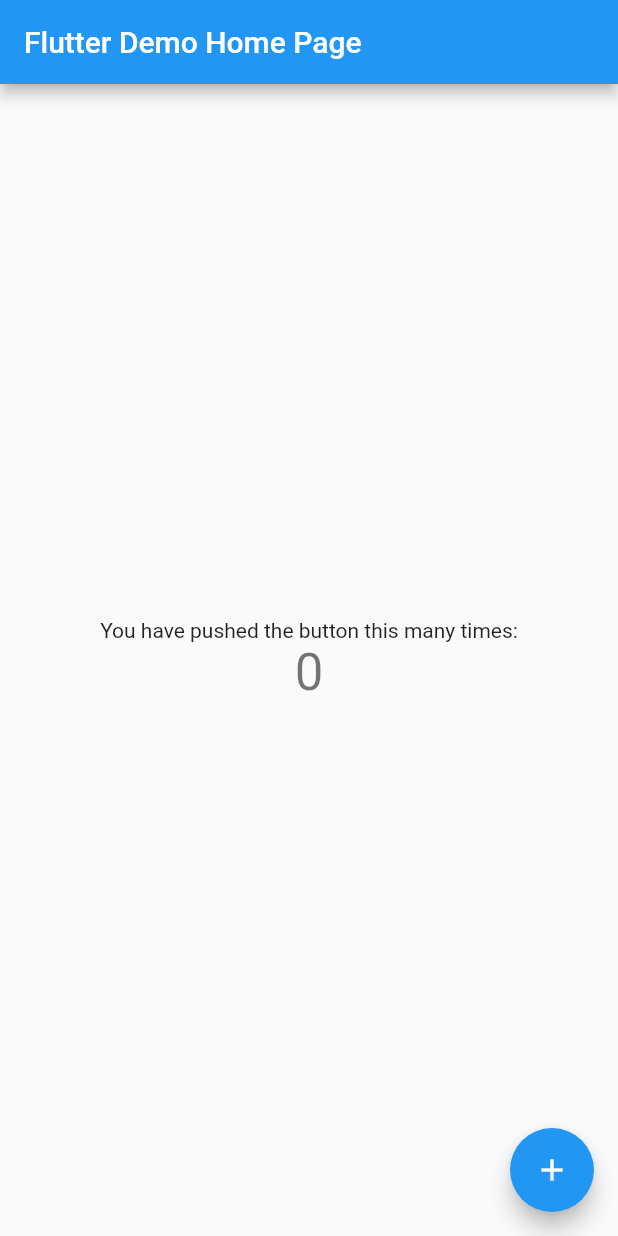
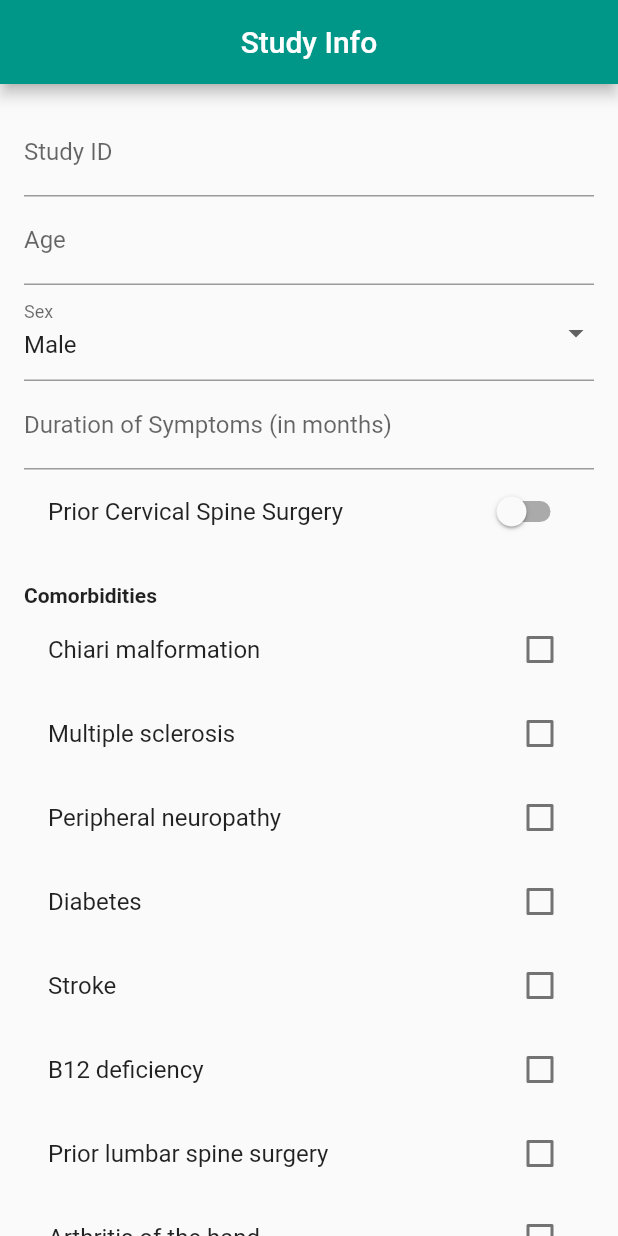
Before and after one commit to pranav243/MCW_App, a Flutter app: the screen it shows after launch, on a phone screen of 412 x 824 dp. Run offline on Flutter 3.47's test engine with Material 2 defaults, Android fonts, the phone set to English and light mode, and no system bars.

Commit message:
InfoPage

```diff
--- /dev/null
+++ b/lib/info.dart
@@ -0,0 +1,515 @@
+import 'package:flutter/material.dart';
+import 'package:path_provider/path_provider.dart';
+import 'package:pdf/widgets.dart' as pw;
+import 'dart:io';
+
+class InfoPage extends StatefulWidget {
+  const InfoPage({super.key});
+
+  @override
+  State<InfoPage> createState() => _InfoPageState();
+}
+
+class _InfoPageState extends State<InfoPage> {
+  final _formKey = GlobalKey<FormState>();
+
+  // Form Fields
+  String studyID = '';
+  int age = 0;
+  String sex = 'Male';
+  int durationOfSymptoms = 0;
+  bool priorSurgery = false;
+  String dateOfSurgery = '';
+
+  // Comorbidities
+  Map<String, bool> comorbidities = {
+    'Chiari malformation': false,
+    'Multiple sclerosis': false,
+    'Peripheral neuropathy': false,
+    'Diabetes': false,
+    'Stroke': false,
+    'B12 deficiency': false,
+    'Prior lumbar spine surgery': false,
+    'Arthritis of the hand': false,
+    'Prior hand surgery': false,
+    'Other neurological condition': false,
+  };
+  String otherNeurologicalCondition = '';
+
+  // History
+  Map<String, bool> history = {
+    'Gait instability and/or falls': false,
+    'Clumsiness': false,
+    'Neck pain': false,
+    'Numbness in fingers and/or toes': false,
+    'Weakness in arms and/or legs': false,
+    'Urinary urgency/frequency': false,
+  };
+
+  // Physical Exam
+  Map<String, bool> physicalExam = {
+    'Increased tone in upper or lower limbs': false,
+    'Muscular weakness': false,
+    'Decreased sensation to light touch or vibration in upper or lower limbs':
+        false,
+    'Hyperreflexia in upper limbs (biceps, brachioradialis or triceps)': false,
+    'Hyperreflexia in lower limbs (patellar or ankle)': false,
+    'Pathological reflexes (Hoffman’s sign, inverted supinator sign, positive Babinski reflex)':
+        false,
+    'Ankle clonus': false,
+    'Inability to tandem walk': false,
+    'Positive Romberg sign': false,
+  };
+
+  // MRI Features
+  String mriDate = '';
+  String compressionLevel = '';
+  double da = 0.0;
+  double db = 0.0;
+  double di = 0.0;
+  String mscc = "";
+  double sagDiam = 0.0;
+  double transvDiam = 0.0;
+  double compressionRatio = 0.0;
+  double compressedArea = 0.0;
+  bool HI = false;
+  bool type1 = false;
+  bool type2 = false;
+
+  // Helper for Comorbidities Checkboxes
+  List<Widget> buildComorbidityCheckboxes() {
+    return comorbidities.keys.map((String key) {
+      return CheckboxListTile(
+        title: Text(key),
+        value: comorbidities[key],
+        onChanged: (bool? value) {
+          setState(() {
+            comorbidities[key] = value!;
+          });
+        },
+      );
+    }).toList();
+  }
+
+  // Form UI
+  @override
+  Widget build(BuildContext context) {
+    return Scaffold(
+      appBar: AppBar(
+        centerTitle: true,
+        title: const Text('Study Info'),
+      ),
+      body: Form(
+        key: _formKey,
+        child: ListView(
+          padding: const EdgeInsets.all(16),
+          children: [
+            TextFormField(
+              decoration: const InputDecoration(labelText: 'Study ID'),
+              onChanged: (value) {
+                setState(() {
+                  studyID = value;
+                });
+              },
+            ),
+            TextFormField(
+              decoration: const InputDecoration(labelText: 'Age'),
+              keyboardType: TextInputType.number,
+              onChanged: (value) {
+                setState(() {
+                  age = int.parse(value);
+                });
+              },
+            ),
+
+            DropdownButtonFormField<String>(
+              value: sex,
+              decoration: const InputDecoration(labelText: 'Sex'),
+              items: ['Male', 'Female', 'Other'].map((String value) {
+                return DropdownMenuItem<String>(
+                  value: value,
+                  child: Text(value),
+                );
+              }).toList(),
+              onChanged: (value) => setState(() {
+                sex = value!;
+              }),
+            ),
+            TextFormField(
+              decoration: const InputDecoration(
+                  labelText: 'Duration of Symptoms (in months)'),
+              keyboardType: TextInputType.number,
+              onChanged: (value) => durationOfSymptoms = int.parse(value),
+            ),
+            SwitchListTile(
+              title: const Text('Prior Cervical Spine Surgery'),
+              value: priorSurgery,
+              onChanged: (value) => setState(() {
+                priorSurgery = value;
+              }),
+            ),
+            if (priorSurgery)
+              Column(
+                crossAxisAlignment: CrossAxisAlignment.start,
+                children: [
+                  const Text('Date of Surgery'),
+                  TextButton(
+                    onPressed: () async {
+                      DateTime? pickedDate = await showDatePicker(
+                        context: context,
+                        initialDate: DateTime.now(),
+                        firstDate: DateTime(1900),
+                        lastDate: DateTime.now(),
+                      );
+                      if (pickedDate != null) {
+                        setState(() {
+                          // Format the date as needed (e.g., YYYY-MM-DD)
+                          dateOfSurgery =
+                              "${pickedDate.year}-${pickedDate.month}-${pickedDate.day}";
+                        });
+                      }
+                    },
+                    child: Text(
+                      dateOfSurgery.isEmpty ? 'Select Date' : dateOfSurgery,
+                      style: const TextStyle(color: Colors.red),
+                    ),
+                  ),
+                ],
+              ),
+
+            const SizedBox(height: 20),
+            const Text('Comorbidities',
+                style: TextStyle(fontWeight: FontWeight.bold)),
+            ...buildComorbidityCheckboxes(),
+            if (comorbidities['Other neurological condition'] == true)
+              TextFormField(
+                  decoration: const InputDecoration(
+                      labelText: 'Other Neurological Condition'),
+                  onChanged: (value) => setState(() {
+                        otherNeurologicalCondition = value;
+                      })),
+            const SizedBox(height: 20),
+            const Text('History',
+                style: TextStyle(fontWeight: FontWeight.bold)),
+            ...history.keys.map((String key) {
+              return CheckboxListTile(
+                title: Text(key),
+                value: history[key],
+                onChanged: (bool? value) {
+                  setState(() {
+                    history[key] = value!;
+                  });
+                },
+              );
+            }).toList(),
+            const SizedBox(height: 20),
+            const Text('Physical Exam',
+                style: TextStyle(fontWeight: FontWeight.bold)),
+            ...physicalExam.keys.map((String key) {
+              return CheckboxListTile(
+                title: Text(key),
+                value: physicalExam[key],
+                onChanged: (bool? value) {
+                  setState(() {
+                    physicalExam[key] = value!;
+                  });
+                },
+              );
+            }).toList(),
+            const SizedBox(height: 20),
+            const Text('MRI Features',
+                style: TextStyle(fontWeight: FontWeight.bold)),
+            TextButton(
+              onPressed: () async {
+                DateTime? pickedDate = await showDatePicker(
+                  context: context,
+                  initialDate: DateTime.now(),
+                  firstDate: DateTime(1900),
+                  lastDate: DateTime.now(),
+                );
+                if (pickedDate != null) {
+                  setState(() {
+                    // Format the date as YYYY-MM-DD
+                    mriDate =
+                        "${pickedDate.year}-${pickedDate.month}-${pickedDate.day}";
+                  });
+                }
+              },
+              child: Text(
+                mriDate.isEmpty ? 'Select Date' : mriDate,
+                style: const TextStyle(color: Colors.red),
+              ),
+            ),
+            TextFormField(
+              decoration: const InputDecoration(labelText: 'Compression Level'),
+              onChanged: (value) {
+                setState(() {
+                  compressionLevel = value;
+                });
+              },
+            ),
+            TextFormField(
+              decoration: const InputDecoration(labelText: 'da (mm)'),
+              keyboardType: TextInputType.numberWithOptions(decimal: true),
+              onChanged: (value) {
+                setState(() {
+                  da = double.tryParse(value) ?? 0.0;
+                });
+              },
+            ),
+            TextFormField(
+              decoration: const InputDecoration(labelText: 'db (mm)'),
+              keyboardType: TextInputType.numberWithOptions(decimal: true),
+              onChanged: (value) {
+                setState(() {
+                  db = double.tryParse(value) ?? 0.0;
+                });
+              },
+            ),
+
+// Display AVG (da + db) / 2
+            // Text(
+            //   'AVG (da + db) / 2: ${((da + db) / 2).toStringAsFixed(2)} mm',
+            //   style: const TextStyle(fontWeight: FontWeight.bold),
+            // ),
+
+// di (mm)
+            TextFormField(
+              decoration: const InputDecoration(labelText: 'di (mm)'),
+              keyboardType: TextInputType.numberWithOptions(decimal: true),
+              onChanged: (value) {
+                setState(() {
+                  di = double.tryParse(value) ?? 0.0;
+                });
+              },
+            ),
+
+// MSCC
+            TextFormField(
+              decoration: const InputDecoration(labelText: 'MSCC'),
+              onChanged: (value) {
+                setState(() {
+                  mscc = value;
+                });
+              },
+            ),
+
+// Sag Diam (mm)
+            TextFormField(
+              decoration: const InputDecoration(labelText: 'Sag Diam (mm)'),
+              keyboardType: TextInputType.numberWithOptions(decimal: true),
+              onChanged: (value) {
+                setState(() {
+                  sagDiam = double.tryParse(value) ?? 0.0;
+                });
+              },
+            ),
+
+// Transv Diam (mm)
+            TextFormField(
+              decoration: const InputDecoration(labelText: 'Transv Diam (mm)'),
+              keyboardType: TextInputType.numberWithOptions(decimal: true),
+              onChanged: (value) {
+                setState(() {
+                  transvDiam = double.tryParse(value) ?? 0.0;
+                });
+              },
+            ),
+
+// Compression Ratio (CR)
+            TextFormField(
+              decoration:
+                  const InputDecoration(labelText: 'Compression Ratio (CR)'),
+              keyboardType: TextInputType.numberWithOptions(decimal: true),
+              onChanged: (value) {
+                setState(() {
+                  // Assuming CR is a direct input
+                  compressionRatio = double.tryParse(value) ?? 0.0;
+                });
+              },
+            ),
+
+// Compressed Area (mm^2)
+            TextFormField(
+              decoration:
+                  const InputDecoration(labelText: 'Compressed Area (mm^2)'),
+              keyboardType: TextInputType.numberWithOptions(decimal: true),
+              onChanged: (value) {
+                setState(() {
+                  compressedArea = double.tryParse(value) ?? 0.0;
+                });
+              },
+            ),
+            // HI (Y/N) - using Checkbox
+            CheckboxListTile(
+              title: const Text('HI'),
+              value: HI,
+              onChanged: (bool? value) {
+                setState(() {
+                  HI = value ?? false;
+                });
+              },
+            ),
+
+// Type 1 (Y/N) - using Checkbox
+            CheckboxListTile(
+              title: const Text('Type 1'),
+              value: type1,
+              onChanged: (bool? value) {
+                setState(() {
+                  type1 = value ?? false;
+                });
+              },
+            ),
+
+// Type 2 (Y/N) - using Checkbox
+            CheckboxListTile(
+              title: const Text('Type 2'),
+              value: type2,
+              onChanged: (bool? value) {
+                setState(() {
+                  type2 = value ?? false;
+                });
+              },
+            ),
+            const SizedBox(height: 20),
+            ElevatedButton(
+              onPressed: () async {
+                await generatePdf();
+              },
+              child: const Text('Submit'),
+            ),
+          ],
+        ),
+      ),
+    );
+  }
+
+  Future<void> generatePdf() async {
+    final pdf = pw.Document();
+
+    pdf.addPage(
+      pw.Page(
+        build: (pw.Context context) {
+          return pw.Column(
+            crossAxisAlignment: pw.CrossAxisAlignment.start,
+            children: [
+              pw.Text('Patient Information',
+                  style: pw.TextStyle(
+                      fontSize: 24, fontWeight: pw.FontWeight.bold)),
+              pw.SizedBox(height: 20),
+
+              // Study ID and basic details
+              pw.Text('Study ID: $studyID'),
+              pw.Text('Age: $age'),
+              pw.Text('Sex: $sex'),
+              pw.Text('Duration of Symptoms: $durationOfSymptoms days'),
+              pw.Text('Prior Cervical Surgery: $priorSurgery'),
+              if (priorSurgery) pw.Text('Date of Surgery: $dateOfSurgery'),
+              pw.SizedBox(height: 20),
+
+              // Comorbidities Section
+              pw.Text(
+                  'Chiari Malformation: ${comorbidities['Chiari malformation'] == true ? "Yes" : "No"}'),
+              pw.Text(
+                  'Multiple Sclerosis: ${comorbidities['Multiple sclerosis'] == true ? "Yes" : "No"}'),
+              pw.Text(
+                  'Peripheral Neuropathy: ${comorbidities['Peripheral neuropathy'] == true ? "Yes" : "No"}'),
+              pw.Text(
+                  'Diabetes: ${comorbidities['Diabetes'] == true ? "Yes" : "No"}'),
+              pw.Text(
+                  'Stroke: ${comorbidities['Stroke'] == true ? "Yes" : "No"}'),
+              pw.Text(
+                  'B12 Deficiency: ${comorbidities['B12 deficiency'] == true ? "Yes" : "No"}'),
+
+              pw.Text(
+                  'Prior Lumbar Spine Surgery: ${comorbidities['Prior lumbar spine surgery'] == true ? "Yes" : "No"}'),
+              pw.Text(
+                  'Arthritis of the Hand: ${comorbidities['Arthritis of the hand'] == true ? "Yes" : "No"}'),
+              pw.Text(
+                  'Prior Hand Surgery: ${comorbidities['Prior hand surgery'] == true ? "Yes" : "No"}'),
+              pw.Text(
+                  'Other Neurological Condition: ${otherNeurologicalCondition ?? "None"}'),
+
+              pw.SizedBox(height: 20),
+
+              // History Section
+              pw.Text('History',
+                  style: pw.TextStyle(
+                      fontSize: 18, fontWeight: pw.FontWeight.bold)),
+              pw.Text(
+                  'Gait Instability and/or Falls: ${history['Gait instability and/or falls'] == true ? "Yes" : "No"}'),
+              pw.Text(
+                  'Clumsiness: ${history['Clumsiness'] == true ? "Yes" : "No"}'),
+              pw.Text(
+                  'Neck Pain: ${history['Neck pain'] == true ? "Yes" : "No"}'),
+              pw.Text(
+                  'Numbness in Fingers and/or Toes: ${history['Numbness in fingers and/or toes'] == true ? "Yes" : "No"}'),
+              pw.Text(
+                  'Weakness in Arms and/or Legs: ${history['Weakness in arms and/or legs'] == true ? "Yes" : "No"}'),
+              pw.Text(
+                  'Urinary Urgency/Frequency: ${history['Urinary urgency/frequency'] == true ? "Yes" : "No"}'),
+              pw.SizedBox(height: 20),
+
+              // Physical Exam Section
+              pw.Text('Physical Exam',
+                  style: pw.TextStyle(
+                      fontSize: 18, fontWeight: pw.FontWeight.bold)),
+              pw.Text(
+                  'Increased Tone in Limbs: ${physicalExam['Increased tone in upper or lower limbs'] == true ? "Yes" : "No"}'),
+              pw.Text(
+                  'Muscular Weakness: ${physicalExam['Muscular weakness'] == true ? "Yes" : "No"}'),
+              pw.Text(
+                  'Decreased Sensation: ${physicalExam['Decreased sensation to light touch or vibration'] == true ? "Yes" : "No"}'),
+              pw.Text(
+                  'Hyperreflexia in Upper Limbs: ${physicalExam['Hyperreflexia in upper limbs'] == true ? "Yes" : "No"}'),
+              pw.Text(
+                  'Hyperreflexia in Lower Limbs: ${physicalExam['Hyperreflexia in lower limbs'] == true ? "Yes" : "No"}'),
+              pw.Text(
+                  'Pathological Reflexes: ${physicalExam['Pathological reflexes'] == true ? "Yes" : "No"}'),
+              pw.Text(
+                  'Ankle Clonus: ${physicalExam['Ankle clonus'] == true ? "Yes" : "No"}'),
+              pw.Text(
+                  'Inability to Tandem Walk: ${physicalExam['Inability to tandem walk'] == true ? "Yes" : "No"}'),
+              pw.Text(
+                  'Positive Romberg Sign: ${physicalExam['Positive Romberg sign'] == true ? "Yes" : "No"}'),
+
+              pw.SizedBox(height: 20),
+
+              // MRI Features Section
+              pw.Text('MRI Features',
+                  style: pw.TextStyle(
+                      fontSize: 18, fontWeight: pw.FontWeight.bold)),
+              pw.Text('MRI Date: $mriDate'),
+              pw.Text('Compression Level: $compressionLevel'),
+              pw.Text('da (mm): $da'),
+              pw.Text('db (mm): $db'),
+              pw.Text('AVG (da + db) / 2: ${(da + db) / 2} mm'),
+              pw.Text('di (mm): $di'),
+              pw.Text('MSCC: $mscc'),
+              pw.Text('Sag Diam (mm): $sagDiam'),
+              pw.Text('Transv Diam (mm): $transvDiam'),
+              pw.Text('Compression Ratio: $compressionRatio'),
+              pw.Text('Compressed Area (mm^2): $compressedArea'),
+              pw.Text('HI: ${HI ? "Yes" : "No"}'),
+              pw.Text('Type 1: ${type1 ? "Yes" : "No"}'),
+              pw.Text('Type 2: ${type2 ? "Yes" : "No"}'),
+            ],
+          );
+        },
+      ),
+    );
+
+    // Save the PDF to the device's documents directory
+    // final directory = await getApplicationDocumentsDirectory();
+    final String directory = (await getExternalStorageDirectory())!.path;
+    final file = File('$directory/patient_info_$studyID.pdf');
+    await file.writeAsBytes(await pdf.save());
+    print(file.path);
+
+    // Show a message to the user
+    ScaffoldMessenger.of(context).showSnackBar(
+      SnackBar(content: Text('PDF saved: ${file.path}')),
+    );
+  }
+}
--- a/lib/main.dart
+++ b/lib/main.dart
@@ -1,4 +1,5 @@
 import 'package:flutter/material.dart';
+import 'info.dart';
 
 void main() {
   runApp(const MyApp());
@@ -22,9 +23,11 @@ class MyApp extends StatelessWidget {
         // or simply save your changes to "hot reload" in a Flutter IDE).
         // Notice that the counter didn't reset back to zero; the application
         // is not restarted.
-        primarySwatch: Colors.blue,
+        primarySwatch: Colors.teal,
       ),
-      home: const MyHomePage(title: 'Flutter Demo Home Page'),
+      // home: const MyHomePage(title: 'Flutter Demo Home Page'),
+      home: const InfoPage(),
+
     );
   }
 }
--- a/pubspec.yaml
+++ b/pubspec.yaml
@@ -30,6 +30,8 @@ environment:
 dependencies:
   flutter:
     sdk: flutter
+  pdf:
+  path_provider:
 
 
   # The following adds the Cupertino Icons font to your application.
```
Also changed, not shown: pubspec.lock, 2 other files.
